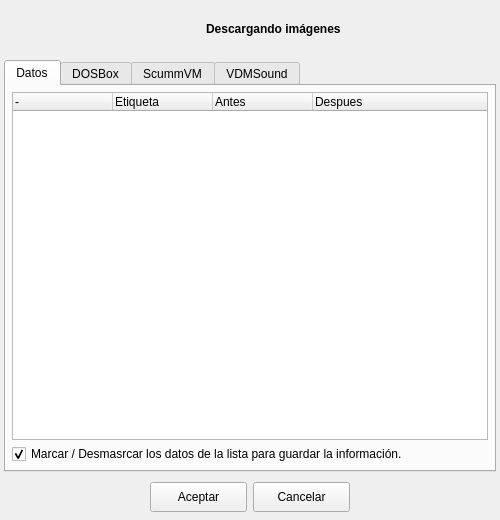
Qt form ui/importpath.ui (Monthy/gr-lida) before a commit.
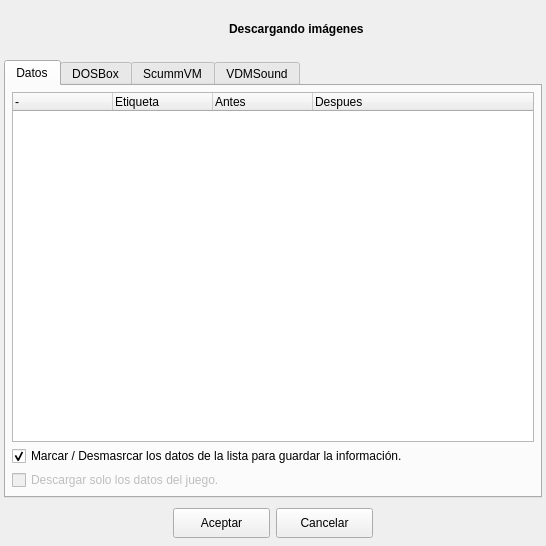
The same form after that commit. Icons and pictures are not drawn.

Commit message: Corregido error al importar información del juego, al no obtener el tipo de emulador correcto.

The edit to the form file:
```diff
--- a/ui/importpath.ui
+++ b/ui/importpath.ui
@@ -6,8 +6,8 @@
    <rect>
     <x>0</x>
     <y>0</y>
-    <width>500</width>
-    <height>520</height>
+    <width>546</width>
+    <height>546</height>
    </rect>
   </property>
   <property name="minimumSize">
@@ -181,6 +181,16 @@
          </property>
         </widget>
        </item>
+       <item>
+        <widget class="QCheckBox" name="chk_soloDatos">
+         <property name="enabled">
+          <bool>false</bool>
+         </property>
+         <property name="text">
+          <string>Descargar solo los datos del juego.</string>
+         </property>
+        </widget>
+       </item>
       </layout>
      </widget>
      <widget class="QWidget" name="tab_2">
```
The commit also changes 7 other files.
